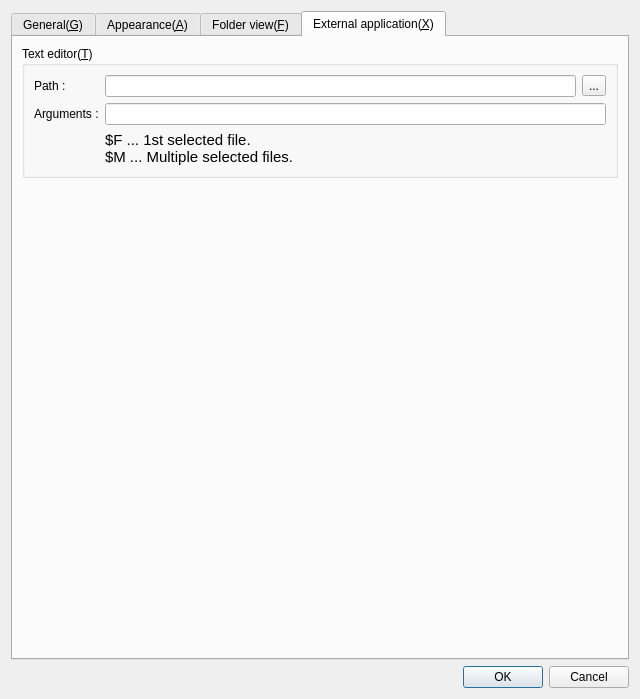
This is preferencesdialog.ui in haraki/farman as Qt 5 draws it before an edit. The edited form follows.
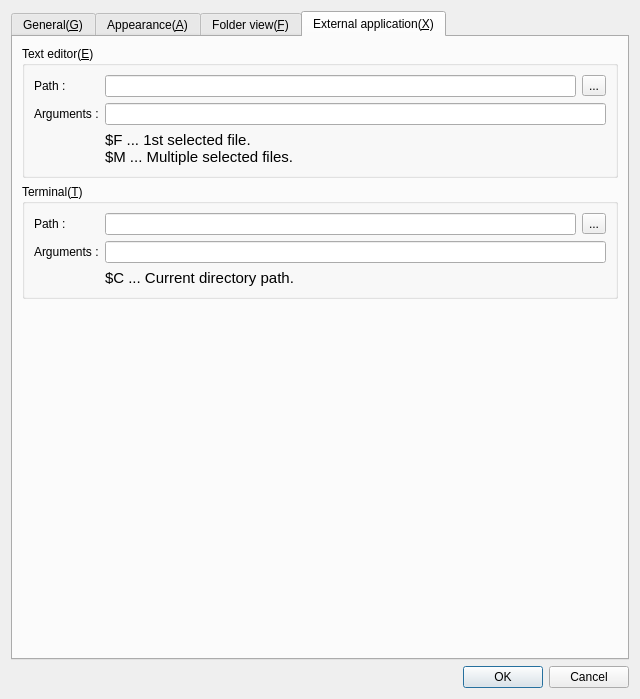
This is the edited form. The open tabs and pages were chosen to show the change.

Commit message: add "Terminal" to Preferences Dialog.(#46, #48)

```diff
--- a/preferencesdialog.ui
+++ b/preferencesdialog.ui
@@ -1891,7 +1891,7 @@
        <item>
         <widget class="QGroupBox" name="textEditorGroupBox">
          <property name="title">
-          <string>Text editor(&amp;T)</string>
+          <string>Text editor(&amp;E)</string>
          </property>
          <layout class="QGridLayout" name="gridLayout_22" columnstretch="0,1,0,0">
           <item row="1" column="0">
@@ -1936,6 +1936,54 @@
          </layout>
         </widget>
        </item>
+       <item>
+        <widget class="QGroupBox" name="terminalGroupBox">
+         <property name="title">
+          <string>Terminal(&amp;T)</string>
+         </property>
+         <layout class="QGridLayout" name="gridLayout_15">
+          <item row="0" column="0">
+           <widget class="QLabel" name="terminalPathLabel">
+            <property name="text">
+             <string>Path : </string>
+            </property>
+           </widget>
+          </item>
+          <item row="0" column="1">
+           <widget class="QLineEdit" name="terminalPathLineEdit"/>
+          </item>
+          <item row="0" column="2">
+           <widget class="QToolButton" name="terminalSelectButton">
+            <property name="text">
+             <string>...</string>
+            </property>
+           </widget>
+          </item>
+          <item row="1" column="0">
+           <widget class="QLabel" name="terminalArgsLabel">
+            <property name="text">
+             <string>Arguments :</string>
+            </property>
+           </widget>
+          </item>
+          <item row="1" column="1" colspan="2">
+           <widget class="QLineEdit" name="terminalArgsLineEdit"/>
+          </item>
+          <item row="2" column="1">
+           <widget class="QLabel" name="textEditorExampleLabel_2">
+            <property name="font">
+             <font>
+              <pointsize>11</pointsize>
+             </font>
+            </property>
+            <property name="text">
+             <string>&lt;html&gt;&lt;head/&gt;&lt;body&gt;&lt;p&gt;$C ... Current directory path.&lt;/p&gt;&lt;/body&gt;&lt;/html&gt;</string>
+            </property>
+           </widget>
+          </item>
+         </layout>
+        </widget>
+       </item>
        <item>
         <spacer name="verticalSpacer_5">
          <property name="orientation">
```
Left out of the diff: 2 changed lines with no effect on the pictures. The commit also changes 2 other files.
